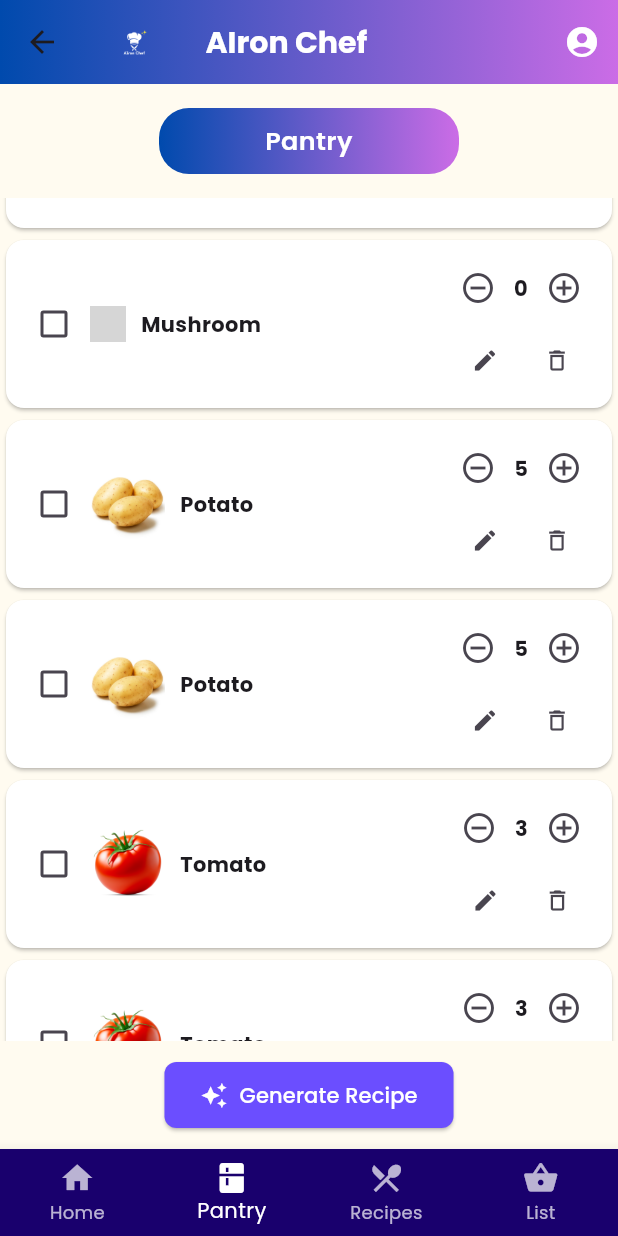
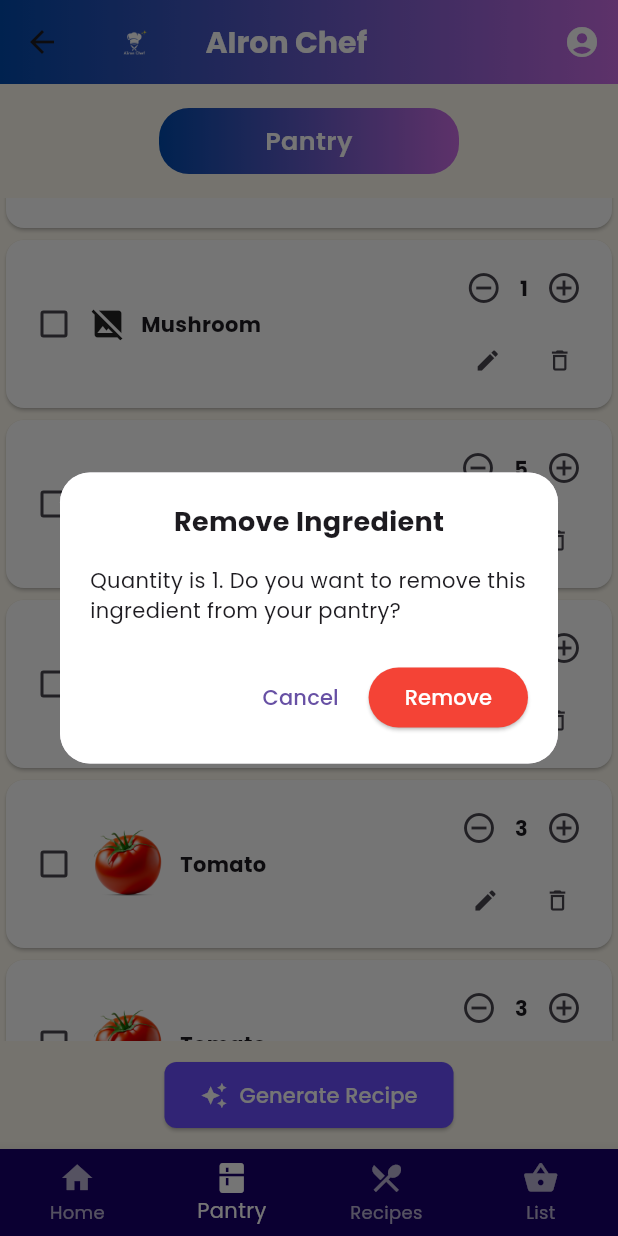
Before and after one commit to charrr1103/AIron-Chef-App, a Flutter app: the PantryPage screen opened directly, scrolled down 576 dp, after a tap on the "remove circle outline" icon, on a phone screen of 412 x 824 dp. Run offline on Flutter 3.47's test engine with Material 3 defaults, Android fonts, the phone set to English and light mode, and no system bars; our stand-ins replace avatar_glow, cloud_firestore, firebase_auth, firebase_core, flutter_tts, google_fonts and 9 more; missing offline and left inert: ultralytics_yolo; accounts and stored records are empty; network calls fail; grey boxes are pictures that could not be loaded.

Commit message:
fix the negative quantity in pantry page

```diff
--- a/lib/pages/pantry_page.dart
+++ b/lib/pages/pantry_page.dart
@@ -458,21 +458,76 @@ class _PantryPageState extends State<PantryPage> {
                               IconButton(
                                 icon: const Icon(Icons.remove_circle_outline),
                                 onPressed: () async {
-                                    final updatedItem = pantryItems[index]
-                                        .copyWith(
-                                          quantity:
-                                              pantryItems[index].quantity - 1,
-                                          updatedAt:
-                                              DateTime.now()
-                                                  .millisecondsSinceEpoch,
+                                  final currentQty = pantryItems[index].quantity;
+
+                                  if (currentQty <= 1) { //ensure no negative quantity
+                                    final confirm = await showDialog<bool>(
+                                      context: context,
+                                      builder: (context) => Dialog(
+                                        shape: RoundedRectangleBorder(
+                                          borderRadius: BorderRadius.circular(20),
+                                        ),
+                                        child: Container(
+                                          padding: const EdgeInsets.all(20),
+                                          decoration: BoxDecoration(
+                                            color: Colors.white,
+                                            borderRadius: BorderRadius.circular(20),
+                                          ),
+                                          child: Column(
+                                            mainAxisSize: MainAxisSize.min,
+                                            children: [
+                                              const Text(
+                                                'Remove Ingredient',
+                                                style: TextStyle(fontWeight: FontWeight.bold, fontSize: 18),
+                                              ),
+                                              const SizedBox(height: 16),
+                                              const Text(
+                                                'Quantity is 1. Do you want to remove this ingredient from your pantry?',
+                                              ),
+                                              const SizedBox(height: 24),
+                                              Row(
+                                                mainAxisAlignment: MainAxisAlignment.end,
+                                                children: [
+                                                  TextButton(
+                                                    onPressed: () => Navigator.pop(context, false),
+                                                    child: const Text('Cancel'),
+                                                  ),
+                                                  const SizedBox(width: 8),
+                                                  ElevatedButton(
+                                                    onPressed: () => Navigator.pop(context, true),
+                                                    style: ElevatedButton.styleFrom(
+                                                      backgroundColor: Colors.red,
+                                                      foregroundColor: Colors.white,
+                                                    ),
+                                                    child: const Text('Remove'),
+                                                  ),
+                                                ],
+                                              ),
+                                            ],
+                                          ),
+                                        ),
+                                      ),
+                                    );
+
+                                    if (confirm == true) {
+                                      await DatabaseHelper.instance.deleteIngredient(pantryItems[index].name);
+                                      await _loadPantryItems();
+                                    }
+
+                                    return;
+                                  }
+
+                                  // normal quantity decrement
+                                  final updatedItem = pantryItems[index].copyWith(
+                                    quantity: currentQty - 1,
+                                    updatedAt: DateTime.now().millisecondsSinceEpoch,
                                   );
 
                                   setState(() {
                                     pantryItems[index] = updatedItem;
                                   });
 
-                                    await DatabaseHelper.instance
-                                        .insertPantryItem(updatedItem);
+                                  await DatabaseHelper.instance.insertPantryItem(updatedItem);
                                 },
                               ),
                                 Text(
```
Lines whose indentation alone changed are shown as unchanged.
